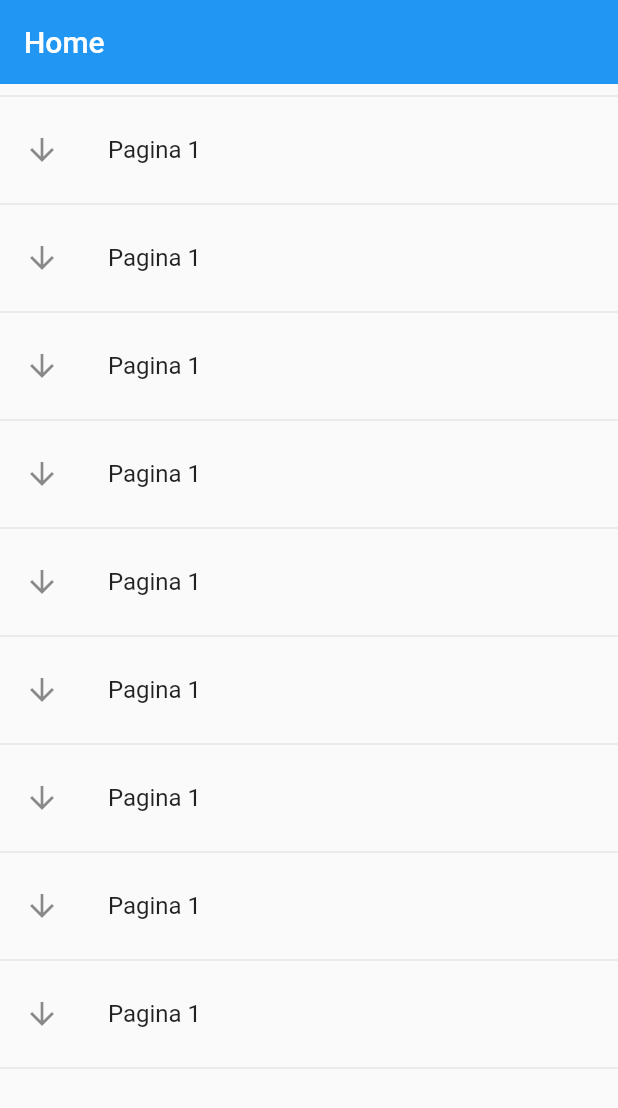
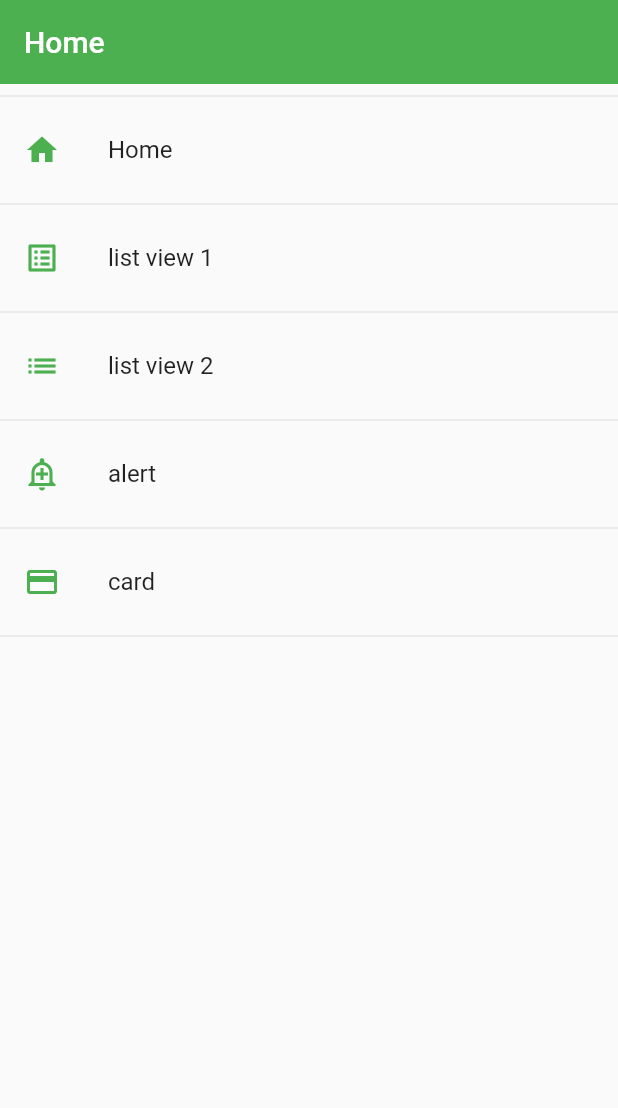
Before and after one commit to Marcos-Kuyoc-FullStack/flutter-components, a Flutter app: the screen it shows after launch, on a phone screen of 412 x 824 dp. Shown: the top 1108 px of the screen. Run offline on Flutter 3.47's test engine with Material 2 defaults, Android fonts, the phone set to English and light mode, and no system bars.

Commit message:
feat: se agrega la caracteristica para el manejo de los themas globales

```diff
--- a/lib/main.dart
+++ b/lib/main.dart
@@ -1,4 +1,5 @@
 import 'package:fl_components/router/app_routes.dart';
+import 'package:fl_components/themes/app_theme.dart';
 import 'package:flutter/material.dart';
 
 void main() => runApp(const MyApp());
@@ -12,8 +13,9 @@ class MyApp extends StatelessWidget {
       debugShowCheckedModeBanner: false,
       title: 'Material App',
       initialRoute: AppRoutes.initialRoute,
-      routes: AppRoutes.routes,
+      routes: AppRoutes.getAppRoutes(),
       onGenerateRoute: AppRoutes.onGenerateRoute,
+      theme: AppTheme.lightTheme,
     );
   }
 }
--- /dev/null
+++ b/lib/models/menu_option.dart
@@ -0,0 +1,16 @@
+import 'package:flutter/material.dart';
+
+import 'package:flutter/material.dart' show IconData, Widget;
+
+class MenuOptions {
+  final String route;
+  final IconData icon;
+  final String name;
+  final Widget screen;
+
+  MenuOptions(
+      {required this.route,
+      required this.icon,
+      required this.name,
+      required this.screen});
+}
--- a/lib/router/app_routes.dart
+++ b/lib/router/app_routes.dart
@@ -1,17 +1,56 @@
 import 'package:flutter/material.dart';
 
+import 'package:fl_components/models/menu_option.dart';
 import '../screens/screens.dart';
 
 class AppRoutes {
   static const initialRoute = 'home';
 
-  static Map<String, Widget Function(BuildContext)> routes = {
-    'home': (BuildContext context) => const HomeScreen(),
-    'list_view1': (BuildContext context) => const ListViewOneScreen(),
-    'list_view2': (BuildContext context) => const ListViewThowScreen(),
-    'alert': (BuildContext context) => const AlertScreen(),
-    'card': (BuildContext context) => const CardScreen()
-  };
+  static final menuOptions = <MenuOptions>[
+    MenuOptions(
+        route: 'home',
+        icon: Icons.home,
+        name: 'Home',
+        screen: const HomeScreen()),
+    MenuOptions(
+        route: 'list_view1',
+        icon: Icons.list_alt,
+        name: 'list view 1',
+        screen: const ListViewOneScreen()),
+    MenuOptions(
+        route: 'list_view2',
+        icon: Icons.list,
+        name: 'list view 2',
+        screen: const ListViewThowScreen()),
+    MenuOptions(
+        route: 'alert',
+        icon: Icons.add_alert_outlined,
+        name: 'alert',
+        screen: const AlertScreen()),
+    MenuOptions(
+        route: 'card',
+        icon: Icons.credit_card,
+        name: 'card',
+        screen: const CardScreen()),
+  ];
+
+  static Map<String, Widget Function(BuildContext)> getAppRoutes() {
+    Map<String, Widget Function(BuildContext)> appRoutes = {};
+
+    for (final options in menuOptions) {
+      appRoutes
+          .addAll({options.route: (BuildContext context) => options.screen});
+    }
+
+    return appRoutes;
+  }
+  // static Map<String, Widget Function(BuildContext)> routes = {
+  //   'home': (BuildContext context) => const HomeScreen(),
+  //   'list_view1': (BuildContext context) => const ListViewOneScreen(),
+  //   'list_view2': (BuildContext context) => const ListViewThowScreen(),
+  //   'alert': (BuildContext context) => const AlertScreen(),
+  //   'card': (BuildContext context) => const CardScreen()
+  // };
 
   static Route<dynamic> onGenerateRoute(RouteSettings settings) {
     // rutas dinamicas
--- a/lib/screens/home.dart
+++ b/lib/screens/home.dart
@@ -1,4 +1,5 @@
-import 'package:fl_components/screens/screens.dart';
+import 'package:fl_components/router/app_routes.dart';
+import 'package:fl_components/themes/app_theme.dart';
 import 'package:flutter/material.dart';
 
 class HomeScreen extends StatelessWidget {
@@ -9,16 +10,16 @@ class HomeScreen extends StatelessWidget {
     return Scaffold(
       appBar: AppBar(
         title: const Text('Home'),
-        elevation: 0,
       ),
       body: ListView.separated(
-        itemCount: 10,
+        itemCount: AppRoutes.menuOptions.length + 1,
         separatorBuilder: (BuildContext context, int index) {
           return ListTile(
-            leading: const Icon(Icons.arrow_downward_outlined),
-            title: const Text('Pagina 1'),
+            leading: Icon(AppRoutes.menuOptions[index].icon,
+                color: AppTheme.primary),
+            title: Text(AppRoutes.menuOptions[index].name),
             onTap: () {
-              Navigator.pushNamed(context, 'list_view2');
+              Navigator.pushNamed(context, AppRoutes.menuOptions[index].route);
             },
           );
         },
--- a/lib/screens/list_view2.dart
+++ b/lib/screens/list_view2.dart
@@ -9,9 +9,7 @@ class ListViewThowScreen extends StatelessWidget {
   Widget build(BuildContext context) {
     return Scaffold(
       appBar: AppBar(
-          title: const Text('List View 2'),
-          elevation: 0,
-          backgroundColor: Colors.indigo),
+          title: const Text('List View 2'), backgroundColor: Colors.indigo),
       body: ListView.separated(
         itemCount: sellers.length,
         itemBuilder: (context, index) {
--- /dev/null
+++ b/lib/themes/app_theme.dart
@@ -0,0 +1,24 @@
+import 'package:flutter/material.dart';
+
+class AppTheme {
+  static const Color primary = Colors.green;
+
+  static final ThemeData lightTheme = ThemeData.light().copyWith(
+      // Color primario
+      primaryColor: primary,
+      // AppBar Them
+      appBarTheme: const AppBarTheme(
+        color: primary,
+        elevation: 0,
+      ));
+
+  static final ThemeData darkTheme = ThemeData.light().copyWith(
+      // Color primario
+      primaryColor: Colors.indigo,
+      // AppBar Them
+      appBarTheme: const AppBarTheme(
+        color: primary,
+        elevation: 0,
+      ),
+      scaffoldBackgroundColor: Colors.black);
+}
```
Also changed, not shown: lib/models/models.dart (added).
